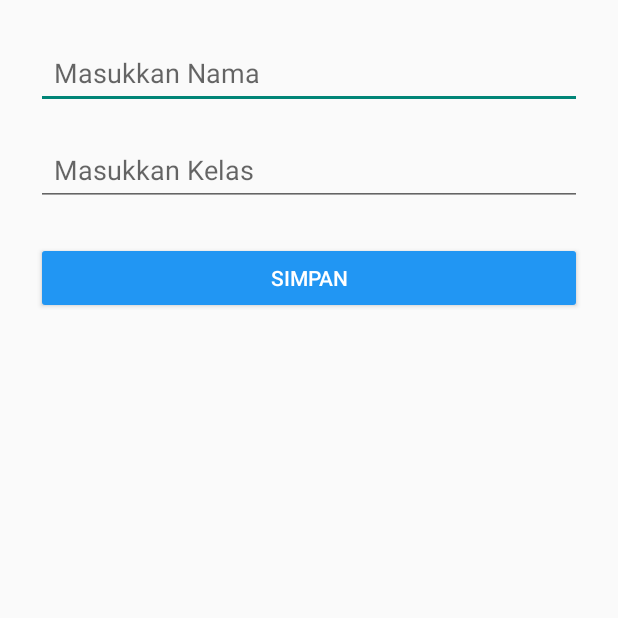
After one commit to NabilZulfalah/ASPAJ, an Android app built with Jetpack Compose: the TambahPeminjamActivity screen opened directly, with no data from a screen before it, on a phone screen of 412 x 824 dp, the top half of it. The commit adds this screen. Run offline under Robolectric (Android 15) with nearby library versions, the phone set to English and light mode, and no system bars.

Commit message:
penambahan crud(tambah di peminjam)

```diff
--- /dev/null
+++ b/app/src/main/java/com/example/androidphpmysql/TambahPeminjamActivity.kt
@@ -0,0 +1,34 @@
+package com.example.androidphpmysql
+
+import android.content.Intent
+import android.os.Bundle
+import android.widget.Button
+import android.widget.EditText
+import androidx.appcompat.app.AppCompatActivity
+import com.google.android.material.snackbar.Snackbar
+
+class TambahPeminjamActivity : AppCompatActivity() {
+    override fun onCreate(savedInstanceState: Bundle?) {
+        super.onCreate(savedInstanceState)
+        setContentView(R.layout.activity_tambah_peminjam)
+
+        val etNama = findViewById<EditText>(R.id.etNama)
+        val etKelas = findViewById<EditText>(R.id.etKelas)
+        val btnSimpan = findViewById<Button>(R.id.btnTambah)
+
+        btnSimpan.setOnClickListener {
+            val nama = etNama.text.toString()
+            val kelas = etKelas.text.toString()
+
+            if (nama.isEmpty() || kelas.isEmpty()) {
+                Snackbar.make(it, "Harap isi semua data", Snackbar.LENGTH_SHORT).show()
+            } else {
+                // TODO: Simpan ke database / API
+                // Setelah simpan sukses, kembali ke DataPeminjamActivity
+                val intent = Intent(this, activity_data_peminjam::class.java)
+                startActivity(intent)
+                finish()
+            }
+        }
+    }
+}
--- /dev/null
+++ b/app/src/main/res/layout/activity_tambah_peminjam.xml
@@ -0,0 +1,45 @@
+<?xml version="1.0" encoding="utf-8"?>
+<androidx.constraintlayout.widget.ConstraintLayout xmlns:android="http://schemas.android.com/apk/res/android"
+    xmlns:app="http://schemas.android.com/apk/res-auto"
+    xmlns:tools="http://schemas.android.com/tools"
+    android:id="@+id/main"
+    android:layout_width="match_parent"
+    android:layout_height="match_parent"
+    tools:context=".TambahPeminjamActivity"
+    android:padding="24dp">
+
+    <EditText
+        android:id="@+id/etNama"
+        android:layout_width="0dp"
+        android:layout_height="wrap_content"
+        android:hint="Masukkan Nama"
+        android:inputType="textPersonName"
+        android:padding="12dp"
+        app:layout_constraintTop_toTopOf="parent"
+        app:layout_constraintStart_toStartOf="parent"
+        app:layout_constraintEnd_toEndOf="parent" />
+
+    <EditText
+        android:id="@+id/etKelas"
+        android:layout_width="0dp"
+        android:layout_height="wrap_content"
+        android:hint="Masukkan Kelas"
+        android:inputType="text"
+        android:padding="12dp"
+        app:layout_constraintTop_toBottomOf="@id/etNama"
+        app:layout_constraintStart_toStartOf="parent"
+        app:layout_constraintEnd_toEndOf="parent"
+        android:layout_marginTop="16dp"/>
+
+    <Button
+        android:id="@+id/btnTambah"
+        android:layout_width="0dp"
+        android:layout_height="wrap_content"
+        android:text="Simpan"
+        android:backgroundTint="#2196F3"
+        android:textColor="@android:color/white"
+        app:layout_constraintTop_toBottomOf="@id/etKelas"
+        app:layout_constraintStart_toStartOf="parent"
+        app:layout_constraintEnd_toEndOf="parent"
+        android:layout_marginTop="24dp"/>
+</androidx.constraintlayout.widget.ConstraintLayout>
```
Also changed, not shown: app/src/main/AndroidManifest.xml (+8 -13 lines), app/src/main/res/layout/datapeminjam.xml (+17 -2 lines).
